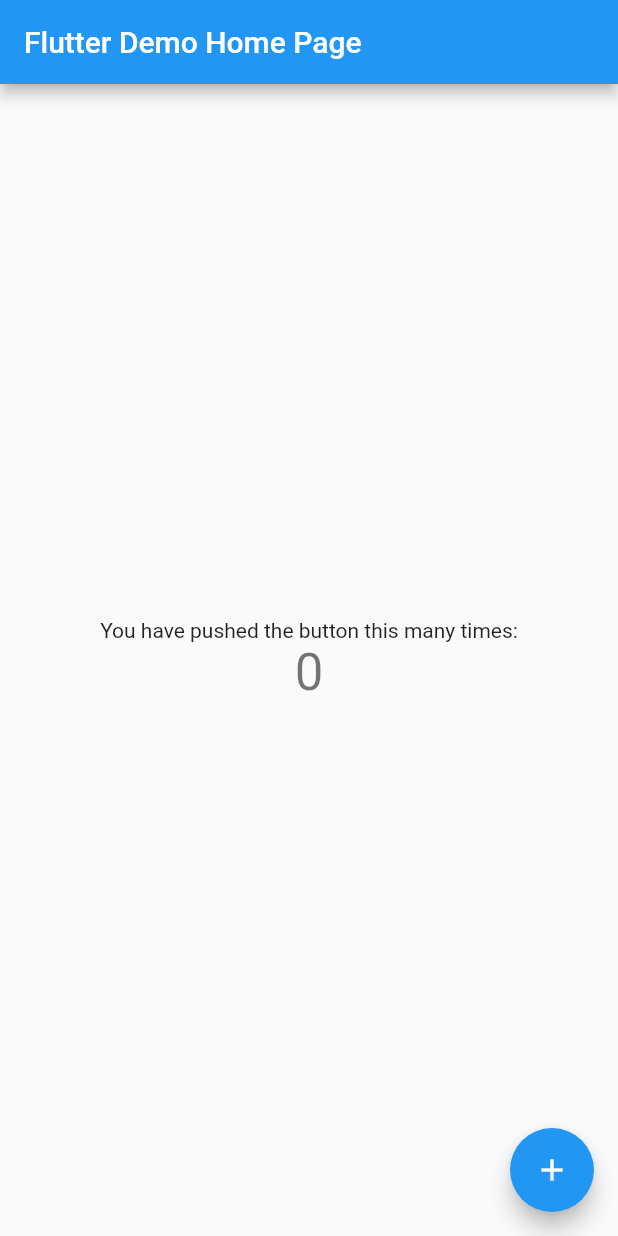
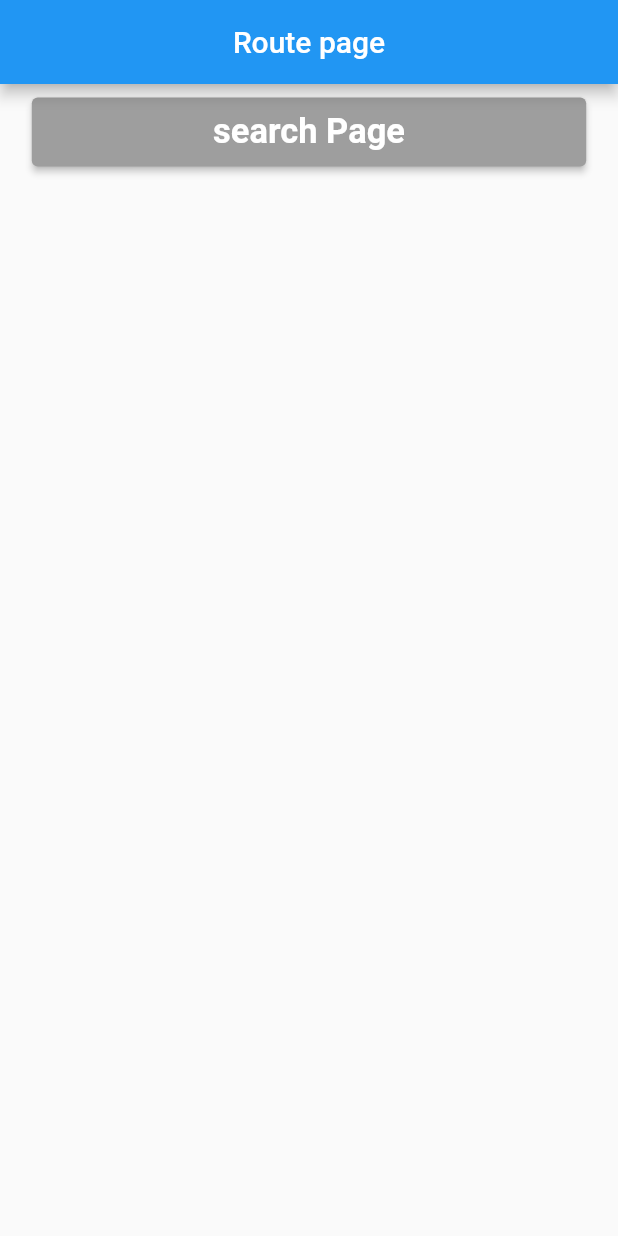
Before and after one commit to MahanaElbana/flutter_repository, a Flutter app: the screen it shows after launch, on a phone screen of 412 x 824 dp. Run offline on Flutter 3.47's test engine with Material 2 defaults, Android fonts, the phone set to English and light mode, and no system bars.

Commit message:
add architecture of project

```diff
--- /dev/null
+++ b/lib/Algorithms/search/home_search.dart
@@ -0,0 +1,15 @@
+import 'package:flutter/material.dart';
+
+class HomeSearch extends StatefulWidget {
+  const HomeSearch({ Key? key }) : super(key: key);
+
+  @override
+  _HomeSearchState createState() => _HomeSearchState();
+}
+
+class _HomeSearchState extends State<HomeSearch> {
+  @override
+  Widget build(BuildContext context) {
+    return Scaffold(appBar: AppBar(),);
+  }
+}
--- /dev/null
+++ b/lib/components/button_navigator.dart
@@ -0,0 +1,38 @@
+
+import 'package:flutter/material.dart';
+
+class ButtonNavigator extends StatelessWidget {
+  final String text;
+  final Function function;
+  final Color hoverColor;
+  final Color backgroundColor;
+
+  ButtonNavigator({
+    required this.text,
+    required this.function,
+    required this.hoverColor,
+    required this.backgroundColor,
+  });
+  @override
+  Widget build(BuildContext context) {
+    return ElevatedButton(
+      style: ButtonStyle(
+        backgroundColor: MaterialStateProperty.resolveWith<Color>(
+          (Set<MaterialState> states) {
+            if (states.contains(MaterialState.hovered)) return this.hoverColor;
+            return this.backgroundColor;
+          },
+        ),
+      ),
+      onPressed: () => this.function(),
+      child: Container(
+        margin: EdgeInsets.all(4.0),
+        alignment: Alignment.center,
+        width: MediaQuery.of(context).size.width * 0.8,
+        height: 38.0,
+        child: Text("${this.text}",
+            style: TextStyle(fontSize: 23.0, fontWeight: FontWeight.bold)),
+      ),
+    );
+  }
+}
--- /dev/null
+++ b/lib/components/route_page.dart
@@ -0,0 +1,16 @@
+import 'package:flutter/cupertino.dart';
+import 'package:flutter/material.dart';
+import 'package:flutter_repository/Algorithms/search/home_search.dart';
+import 'package:flutter_repository/constants/screen_constanat.dart';
+
+import '../homeScreen.dart';
+
+class RoutePage {
+  static Route? onRoutePage(RouteSettings setting) {
+    if (setting.name == Navigator.defaultRouteName) {
+      return MaterialPageRoute(builder: (_) => HomeScreen());
+    } else if (setting.name == ScreenName.homeSearch) {
+      return MaterialPageRoute(builder: (_) => HomeSearch());
+    }
+  }
+}
--- /dev/null
+++ b/lib/constants/screen_constanat.dart
@@ -0,0 +1,6 @@
+
+class ScreenName{
+
+static final String homeSearch = '/homeSearch';
+
+}
--- /dev/null
+++ b/lib/homeScreen.dart
@@ -0,0 +1,54 @@
+import 'package:flutter/material.dart';
+import 'package:flutter_repository/Algorithms/search/home_search.dart';
+import 'package:flutter_repository/components/button_navigator.dart';
+import 'package:flutter_repository/constants/screen_constanat.dart';
+
+class HomeScreen extends StatefulWidget {
+  const HomeScreen({Key? key}) : super(key: key);
+  @override
+  _HomeScreenState createState() => _HomeScreenState();
+}
+
+class _HomeScreenState extends State<HomeScreen> {
+
+  List<ButtonNavigator> allAlgorithms(BuildContext ctx) {
+    return [
+      ButtonNavigator(
+        backgroundColor: Colors.grey,
+        hoverColor: Colors.green,
+        text: "search Page",
+        function: () => Navigator.pushNamed(ctx, ScreenName.homeSearch),
+      ),
+    ];
+  }
+
+  @override
+  Widget build(BuildContext context) {
+    return Scaffold(
+      //! ------  appBar ------ //
+      appBar: AppBar(
+        title: Text("Route page"),
+        centerTitle: true,
+      ),
+
+      //! ------ body ------ //
+      body: Container(
+        margin: EdgeInsets.only(top: 8.0),
+        alignment: Alignment.topCenter,
+        // child: SingleChildScrollView(
+        child: Column(
+          crossAxisAlignment: CrossAxisAlignment.center,
+          // children: <Widget>[
+          //   ...allAlgorithms(context).map((e) => e).toList(),
+          //   ...allAlgorithms(context).toList(),
+          //   ...allAlgorithms(context)
+          // ]
+
+          children: allAlgorithms(context),
+        ),
+      ),
+
+      //! ------ the end of bady ------ //
+    );
+  }
+}
--- a/lib/main.dart
+++ b/lib/main.dart
@@ -1,113 +1,21 @@
 import 'package:flutter/material.dart';
+import 'components/route_page.dart';
 
 void main() {
-  runApp(MyApp());
+  runApp(FlutterAlgorithmsAndWidgets());
 }
 
-class MyApp extends StatelessWidget {
-  // This widget is the root of your application.
+class FlutterAlgorithmsAndWidgets extends StatelessWidget {
   @override
   Widget build(BuildContext context) {
     return MaterialApp(
-      title: 'Flutter Demo',
+      debugShowCheckedModeBanner: false,
+      title: 'Flutter Algorithms AndWidgets',
       theme: ThemeData(
-        // This is the theme of your application.
-        //
-        // Try running your application with "flutter run". You'll see the
-        // application has a blue toolbar. Then, without quitting the app, try
-        // changing the primarySwatch below to Colors.green and then invoke
-        // "hot reload" (press "r" in the console where you ran "flutter run",
-        // or simply save your changes to "hot reload" in a Flutter IDE).
-        // Notice that the counter didn't reset back to zero; the application
-        // is not restarted.
         primarySwatch: Colors.blue,
       ),
-      home: MyHomePage(title: 'Flutter Demo Home Page'),
+      onGenerateRoute: (RouteSettings setting) =>
+          RoutePage.onRoutePage(setting),
     );
   }
 }
-
-class MyHomePage extends StatefulWidget {
-  MyHomePage({Key? key, required this.title}) : super(key: key);
-
-  // This widget is the home page of your application. It is stateful, meaning
-  // that it has a State object (defined below) that contains fields that affect
-  // how it looks.
-
-  // This class is the configuration for the state. It holds the values (in this
-  // case the title) provided by the parent (in this case the App widget) and
-  // used by the build method of the State. Fields in a Widget subclass are
-  // always marked "final".
-
-  final String title;
-
-  @override
-  _MyHomePageState createState() => _MyHomePageState();
-}
-
-class _MyHomePageState extends State<MyHomePage> {
-  int _counter = 0;
-
-  void _incrementCounter() {
-    setState(() {
-      // This call to setState tells the Flutter framework that something has
-      // changed in this State, which causes it to rerun the build method below
-      // so that the display can reflect the updated values. If we changed
-      // _counter without calling setState(), then the build method would not be
-      // called again, and so nothing would appear to happen.
-      _counter++;
-    });
-  }
-
-  @override
-  Widget build(BuildContext context) {
-    // This method is rerun every time setState is called, for instance as done
-    // by the _incrementCounter method above.
-    //
-    // The Flutter framework has been optimized to make rerunning build methods
-    // fast, so that you can just rebuild anything that needs updating rather
-    // than having to individually change instances of widgets.
-    return Scaffold(
-      appBar: AppBar(
-        // Here we take the value from the MyHomePage object that was created by
-        // the App.build method, and use it to set our appbar title.
-        title: Text(widget.title),
-      ),
-      body: Center(
-        // Center is a layout widget. It takes a single child and positions it
-        // in the middle of the parent.
-        child: Column(
-          // Column is also a layout widget. It takes a list of children and
-          // arranges them vertically. By default, it sizes itself to fit its
-          // children horizontally, and tries to be as tall as its parent.
-          //
-          // Invoke "debug painting" (press "p" in the console, choose the
-          // "Toggle Debug Paint" action from the Flutter Inspector in Android
-          // Studio, or the "Toggle Debug Paint" command in Visual Studio Code)
-          // to see the wireframe for each widget.
-          //
-          // Column has various properties to control how it sizes itself and
-          // how it positions its children. Here we use mainAxisAlignment to
-          // center the children vertically; the main axis here is the vertical
-          // axis because Columns are vertical (the cross axis would be
-          // horizontal).
-          mainAxisAlignment: MainAxisAlignment.center,
-          children: <Widget>[
-            Text(
-              'You have pushed the button this many times:',
-            ),
-            Text(
-              '$_counter',
-              style: Theme.of(context).textTheme.headline4,
-            ),
-          ],
-        ),
-      ),
-      floatingActionButton: FloatingActionButton(
-        onPressed: _incrementCounter,
-        tooltip: 'Increment',
-        child: Icon(Icons.add),
-      ), // This trailing comma makes auto-formatting nicer for build methods.
-    );
-  }
-}
```
Also changed, not shown: lib/Algorithms/search/first_method_search.dart (added), lib/Algorithms/search/second_method_search.dart (added), lib/Algorithms/search/third_method_search.dart (added), 1 other file.
